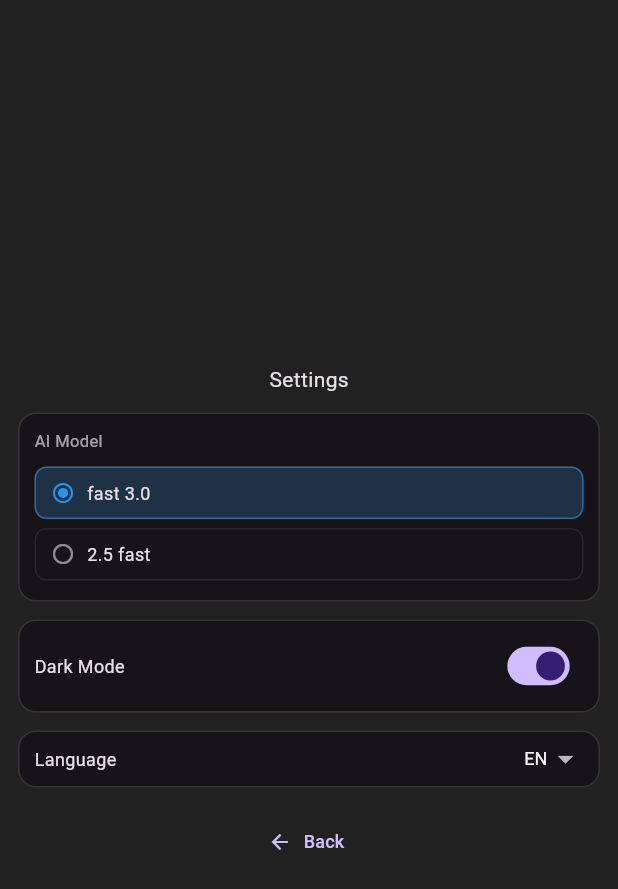
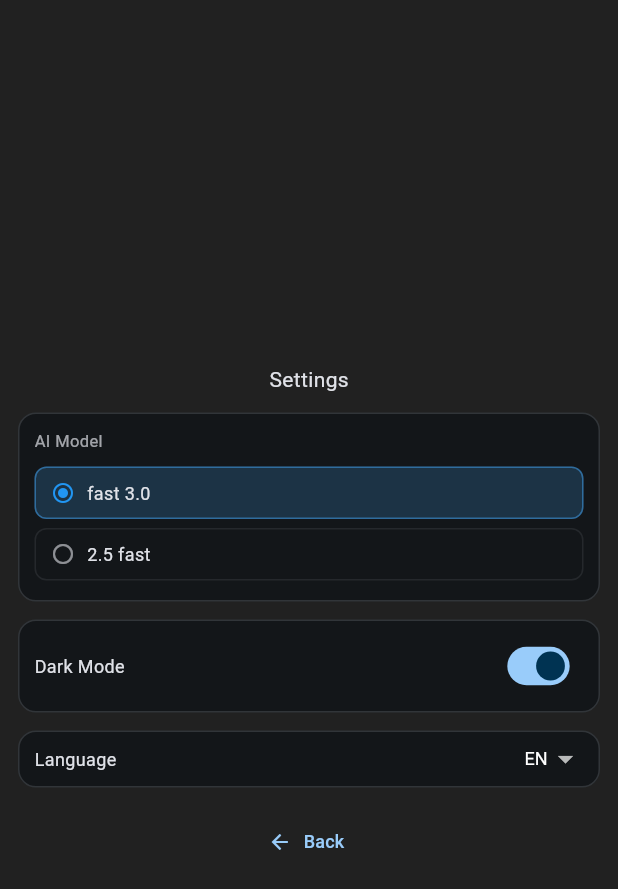
Before and after one commit to hisensetelevizor647-art/browsercoolapp, a Flutter app: the SettingsScreen screen opened directly, after a tap on "fast 3.0", on a phone screen of 412 x 824 dp. Shown: the top 889 px of the screen. Run offline on Flutter 3.47's test engine with Material 3 defaults, Android fonts, the phone set to English and light mode, and no system bars; our stand-ins replace flutter_tts, google_generative_ai, permission_handler, shared_preferences, speech_to_text; missing offline and left inert: wear; accounts and stored records are empty.

```diff
--- a/lib/main.dart
+++ b/lib/main.dart
@@ -49,20 +49,32 @@ class MyApp extends StatelessWidget {
         };
 
         return MaterialApp(
-          title: 'CA',
+          title: 'OleksandrAI Watch',
           theme: ThemeData(
             brightness: Brightness.light,
-            primarySwatch: Colors.blue,
+            colorScheme: ColorScheme.fromSeed(
+              seedColor: Colors.blue.shade600,
+              brightness: Brightness.light,
+            ),
             visualDensity: VisualDensity.compact,
             useMaterial3: true,
             scaffoldBackgroundColor: Colors.grey.shade100,
+            floatingActionButtonTheme: const FloatingActionButtonThemeData(
+              shape: CircleBorder(),
+            ),
           ),
           darkTheme: ThemeData(
             brightness: Brightness.dark,
-            primarySwatch: Colors.blue,
+            colorScheme: ColorScheme.fromSeed(
+              seedColor: Colors.blue.shade300,
+              brightness: Brightness.dark,
+            ),
             visualDensity: VisualDensity.compact,
             useMaterial3: true,
             scaffoldBackgroundColor: Colors.grey.shade900,
+            floatingActionButtonTheme: const FloatingActionButtonThemeData(
+              shape: CircleBorder(),
+            ),
           ),
           themeMode: settings.themeMode,
           initialRoute: initialRoute,
--- a/lib/screens/settings_screen.dart
+++ b/lib/screens/settings_screen.dart
@@ -128,7 +128,7 @@ class SettingsScreen extends StatelessWidget {
                           items:
                               [
                                 {'code': 'en', 'name': 'EN'},
-                                {'code': 'uk', 'name': 'UA'},
+                                {'code': 'uk', 'name': 'UK'},
                                 {'code': 'sk', 'name': 'SK'},
                               ].map((lang) {
                                 return DropdownMenuItem<String>(
--- a/lib/services/app_localizer.dart
+++ b/lib/services/app_localizer.dart
@@ -18,107 +18,107 @@ class AppLocalizer {
   }
 
   String get tapToSpeak =>
-      _t(en: 'Tap to speak', uk: 'Natysni dlia holosu', sk: 'Klepni pre hlas');
+      _t(en: 'Tap to speak', uk: 'Натисни для голосу', sk: 'Klepni pre hlas');
 
   String get tapToWake => _t(
     en: 'Tap to wake',
-    uk: 'Natysni shchob uvimknuty',
+    uk: 'Натисни, щоб увімкнути',
     sk: 'Klepni na zobudenie',
   );
 
   String get settings =>
-      _t(en: 'Settings', uk: 'Nalashtuvannia', sk: 'Nastavenia');
+      _t(en: 'Settings', uk: 'Налаштування', sk: 'Nastavenia');
 
-  String get aiModel => _t(en: 'AI Model', uk: 'Model AI', sk: 'AI model');
+  String get aiModel => _t(en: 'AI Model', uk: 'Модель AI', sk: 'AI model');
 
   String get darkMode =>
-      _t(en: 'Dark Mode', uk: 'Temna tema', sk: 'Tmavy rezim');
+      _t(en: 'Dark Mode', uk: 'Темна тема', sk: 'Tmavy rezim');
 
-  String get language => _t(en: 'Language', uk: 'Mova', sk: 'Jazyk');
+  String get language => _t(en: 'Language', uk: 'Мова', sk: 'Jazyk');
 
-  String get back => _t(en: 'Back', uk: 'Nazad', sk: 'Spat');
+  String get back => _t(en: 'Back', uk: 'Назад', sk: 'Späť');
 
   String get chatHistory =>
-      _t(en: 'CHAT HISTORY', uk: 'ISTORIYA CHATU', sk: 'HISTORIA CHATU');
+      _t(en: 'CHAT HISTORY', uk: 'ІСТОРІЯ ЧАТУ', sk: 'HISTÓRIA CHATU');
 
   String get noHistory =>
-      _t(en: 'No History', uk: 'Istoriya porozhnia', sk: 'Bez historie');
+      _t(en: 'No History', uk: 'Історія порожня', sk: 'Bez histórie');
 
-  String get close => _t(en: 'Close', uk: 'Zakryty', sk: 'Zavriet');
+  String get close => _t(en: 'Close', uk: 'Закрити', sk: 'Zavrieť');
 
   String get newChat => _t(
     en: 'New chat started',
-    uk: 'Novyi chat stvoreno',
-    sk: 'Novy chat vytvoreny',
+    uk: 'Новий чат створено',
+    sk: 'Nový chat vytvorený',
   );
 
   String get micPermissionRequired => _t(
     en: 'Microphone permission required',
-    uk: 'Potreben dostup do mikrofona',
-    sk: 'Povolenie mikrofonu je potrebne',
+    uk: 'Потрібен доступ до мікрофона',
+    sk: 'Povolenie mikrofónu je potrebné',
   );
 
   String get listening =>
-      _t(en: 'Listening...', uk: 'Slukhayu...', sk: 'Pocuvam...');
+      _t(en: 'Listening...', uk: 'Слухаю...', sk: 'Počúvam...');
 
   String get thinking =>
-      _t(en: 'Thinking...', uk: 'Dumayu...', sk: 'Premyslam...');
+      _t(en: 'Thinking...', uk: 'Думаю...', sk: 'Premýšľam...');
 
   String get noResponse =>
-      _t(en: 'No response', uk: 'Bez vidpovidi', sk: 'Bez odpovede');
+      _t(en: 'No response', uk: 'Немає відповіді', sk: 'Bez odpovede');
 
   String get replyError => _t(
     en: 'Error while generating reply',
-    uk: 'Pomylka pid chas vidpovidi',
-    sk: 'Chyba pri generovani odpovede',
+    uk: 'Помилка під час відповіді',
+    sk: 'Chyba pri generovaní odpovede',
   );
 
   String get chatPromptHint => _t(
     en: 'Type message...',
-    uk: 'Vvedy povidomlennia...',
-    sk: 'Napis spravu...',
+    uk: 'Введи повідомлення...',
+    sk: 'Napíš správu...',
   );
 
   String get devicePromptHint => _t(
     en: 'Type app to open...',
-    uk: 'Vvedy nazvu dodatku...',
-    sk: 'Napis aplikaciu na otvorenie...',
+    uk: 'Введи назву додатка...',
+    sk: 'Napíš aplikáciu na otvorenie...',
   );
 
-  String get send => _t(en: 'Send', uk: 'Nadislaty', sk: 'Odoslat');
+  String get send => _t(en: 'Send', uk: 'Надіслати', sk: 'Odoslať');
 
-  String get open => _t(en: 'Open', uk: 'Vidkryty', sk: 'Otvorit');
+  String get open => _t(en: 'Open', uk: 'Відкрити', sk: 'Otvoriť');
 
   String get deviceControl => _t(
     en: 'Device control',
-    uk: 'Keruvannia pryistroyem',
-    sk: 'Ovladanie zariadenia',
+    uk: 'Керування пристроєм',
+    sk: 'Ovládanie zariadenia',
   );
 
   String get chatInput =>
-      _t(en: 'Chat input', uk: 'Vvedennia chatu', sk: 'Vstup chatu');
+      _t(en: 'Chat input', uk: 'Введення чату', sk: 'Vstup chatu');
 
   String appOpened(String appName) => _t(
     en: 'Opened: $appName',
-    uk: 'Vidkryto: $appName',
-    sk: 'Otvorene: $appName',
+    uk: 'Відкрито: $appName',
+    sk: 'Otvorené: $appName',
   );
 
   String appNotFound(String prompt) => _t(
     en: 'App not found: $prompt',
-    uk: 'Dodatok ne znaideno: $prompt',
-    sk: 'Aplikacia sa nenasla: $prompt',
+    uk: 'Додаток не знайдено: $prompt',
+    sk: 'Aplikácia sa nenašla: $prompt',
   );
 
   String appOpenFailed(String appName) => _t(
     en: 'Failed to open: $appName',
-    uk: 'Ne vdalosya vidkryty: $appName',
-    sk: 'Nepodarilo sa otvorit: $appName',
+    uk: 'Не вдалося відкрити: $appName',
+    sk: 'Nepodarilo sa otvoriť: $appName',
   );
 
   String get idleAssistantHint => _t(
     en: 'Tap mic to talk',
-    uk: 'Natysni mikrophon shchob hovoryty',
-    sk: 'Klepni na mikrofon a hovor',
+    uk: 'Натисни мікрофон, щоб говорити',
+    sk: 'Klepni na mikrofón a hovor',
   );
 }
```
Also changed, not shown: pubspec.yaml (+3 -13 lines), assets/icon/launcher_icon.png (added), 15 other files.
